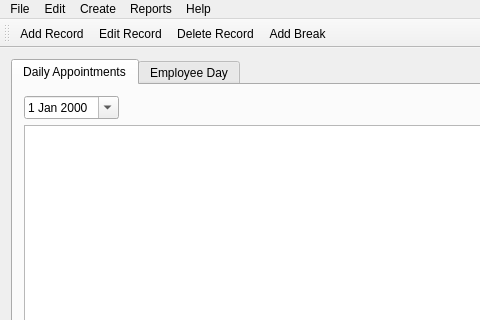
The window that mainwindow.ui (pliniofpa/Profiles_Project) describes before a commit, drawn with Qt 5; both pictures show x 0 to 480 and y 0 to 320 of the 983 by 470 pixel window.
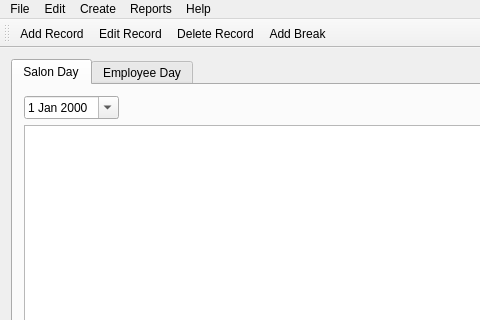
The same window after the commit. The open tabs and pages were chosen to show the change. Icons and pictures are not drawn.

What changed in the file:
```diff
--- a/mainwindow.ui
+++ b/mainwindow.ui
@@ -26,7 +26,7 @@
       </property>
       <widget class="QWidget" name="daily_appt_tab">
        <attribute name="title">
-        <string>Daily Appointments</string>
+        <string>Salon Day</string>
        </attribute>
        <layout class="QGridLayout" name="gridLayout">
         <item row="1" column="1">
```
Left out of the diff: 4 changed lines with no effect on the pictures.
